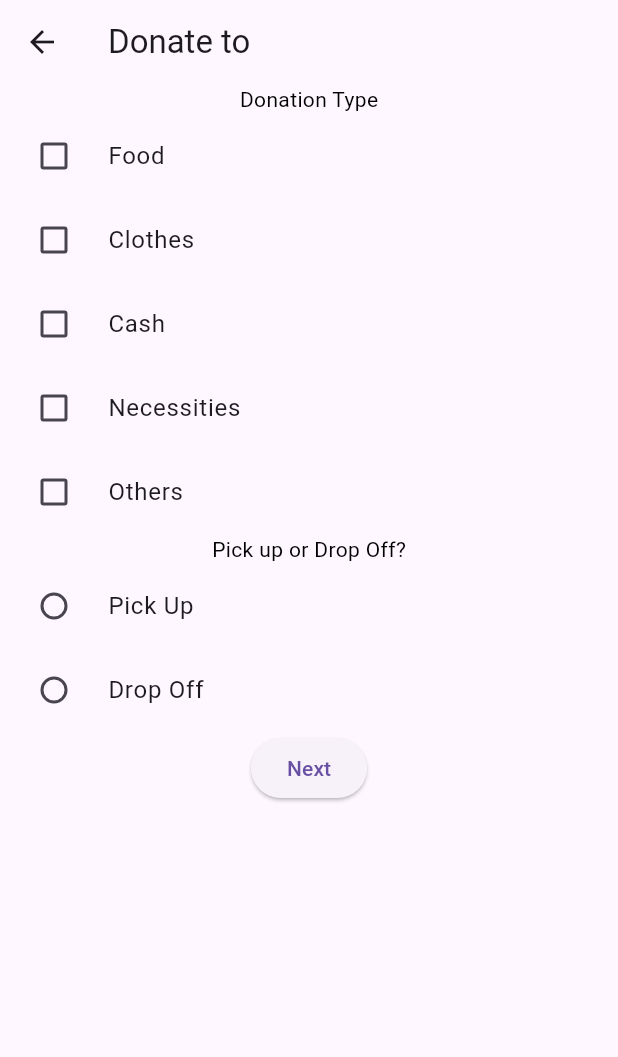
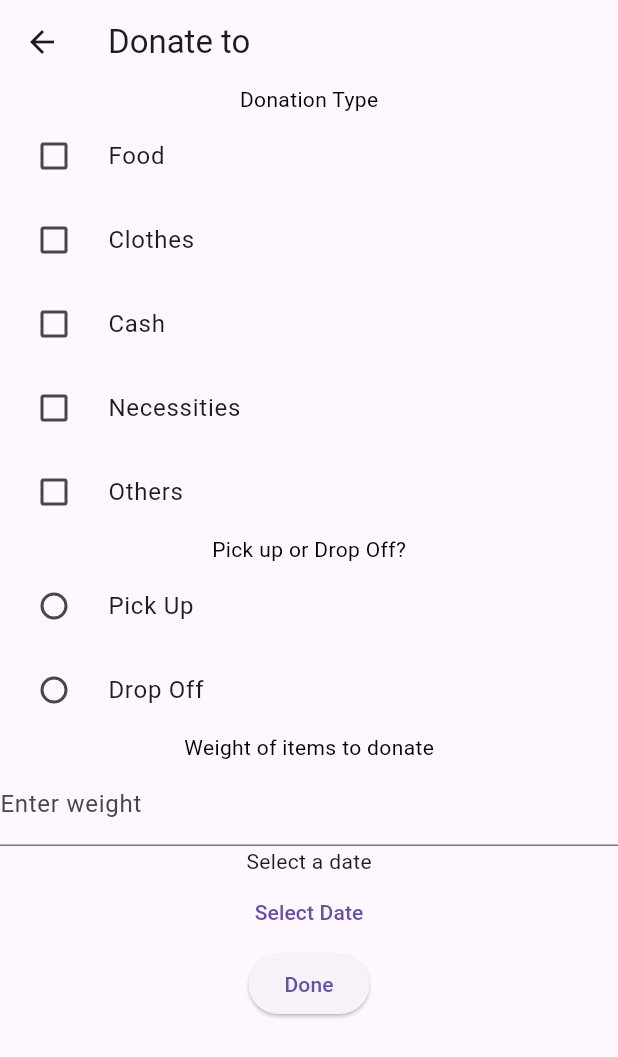
Before and after one commit to montero333/CMSC-23-FINAL-PROJECT, a Flutter app: the DonateToOrganization screen opened directly with empty values, on a phone screen of 412 x 824 dp. Shown: the top 1057 px of the screen. Run offline on Flutter 3.47's test engine with Material 3 defaults, Android fonts, the phone set to English and light mode, and no system bars.

Commit message:
added date picker

```diff
--- /dev/null
+++ b/lib/pages/date_picker.dart
@@ -0,0 +1,42 @@
+import 'package:flutter/material.dart';
+
+class DatePicker extends StatefulWidget {
+  @override
+  _DatePickerState createState() => _DatePickerState();
+}
+
+class _DatePickerState extends State<DatePicker> {
+  DateTime? selectedDate;
+
+  Future<void> _selectDate(BuildContext context) async {
+    final DateTime? picked = await showDatePicker(
+      context: context,
+      initialDate: DateTime.now(),  // Optional initial date (default is today)
+      firstDate: DateTime(2015, 8), // Optional first allowed date (e.g., 2015-08-01)
+      lastDate: DateTime(2100),   // Optional last allowed date (e.g., 2100-12-31)
+    );
+    if (picked != null && picked != selectedDate) {
+      setState(() {
+        selectedDate = picked;
+      });
+    }
+  }
+
+  @override
+  Widget build(BuildContext context) {
+    return Center(
+        child: Column(
+          mainAxisAlignment: MainAxisAlignment.center,
+          children: <Widget>[
+            Text(selectedDate == null
+                ? 'Select a date'
+                : 'Selected date: ${selectedDate!.toIso8601String()}'),
+            TextButton(
+              onPressed: () => _selectDate(context),
+              child: Text('Select Date'),
+            ),
+          ],
+        ),
+      );
+  }
+}
--- a/lib/pages/donateTo_OrganizationPage.dart
+++ b/lib/pages/donateTo_OrganizationPage.dart
@@ -1,5 +1,6 @@
 import 'package:flutter/material.dart';
 import 'package:milestone_1/pages/OrganizationInfoPage.dart';
+import 'package:milestone_1/pages/date_picker.dart';
 import '../models/organization_model.dart';
 
 class DonateToOrganization extends StatefulWidget {
@@ -11,15 +12,40 @@ class DonateToOrganization extends StatefulWidget {
 }
 
 class _DonateToOrganizationState extends State<DonateToOrganization> {
-  Map<String, dynamic> donationFormInput= {"food":false, "clothes": false, "cash": false, "necessities": false, "others": false,"dropoff_or_pickup":""};
+  Map<String, dynamic> donationFormInput= {
+    "food":false,
+    "clothes": false,
+    "cash": false,
+    "necessities": false,
+    "others": false,
+    "dropoff_or_pickup":"",
+    "weight":0
+    };
   List<String> pickUp_or_dropOff = ["pickUp","dropOff"];
+
+  void updateWeight(String weightValue) {
+    // Try parsing the input to a double (handles potential errors)
+    try {
+      double weight = double.parse(weightValue);
+      setState(() {
+        donationFormInput["weight"] = weight;
+      });
+    } on FormatException catch (e) {
+      // Handle potential input errors (e.g., non-numeric characters)
+      print("Invalid weight input: $e");
+      // Optionally, display an error message to the user
+    }
+  }
+
+
   @override
   Widget build(BuildContext context) {
     return Scaffold(
       appBar: AppBar(
         title: Text("Donate to ${widget.organization.name}"),
       ),
-      body: Column(
+      body: SingleChildScrollView(
+        child: Column(
           children: [
             Text("Donation Type",style: TextStyle(color: Colors.black),),
             CheckboxListTile(
@@ -93,10 +119,18 @@ class _DonateToOrganizationState extends State<DonateToOrganization> {
                 });
               },
             ),
+            Text("Weight of items to donate",style: TextStyle(color: Colors.black),),
+            TextField(
+                decoration: InputDecoration(labelText: "Enter weight"),
+                keyboardType: TextInputType.number,
+                onChanged: (String weightValue) => updateWeight(weightValue), // Only numbers can be entered
+              ),
+            DatePicker(),
             ElevatedButton(onPressed: () => {
               print(donationFormInput)
-          }, child: Text("Next"))
+            }, child: Text("Done"))
           ],
+        ),
       ),
     );
   }
```
Lines whose indentation alone changed are shown as unchanged.
